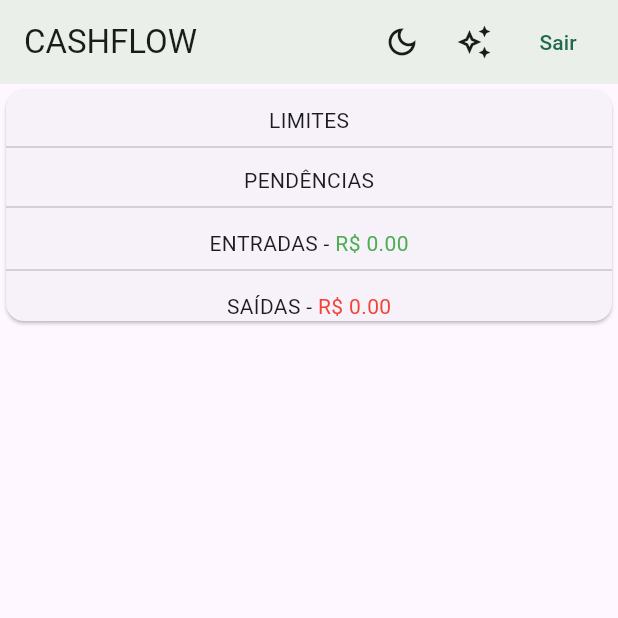
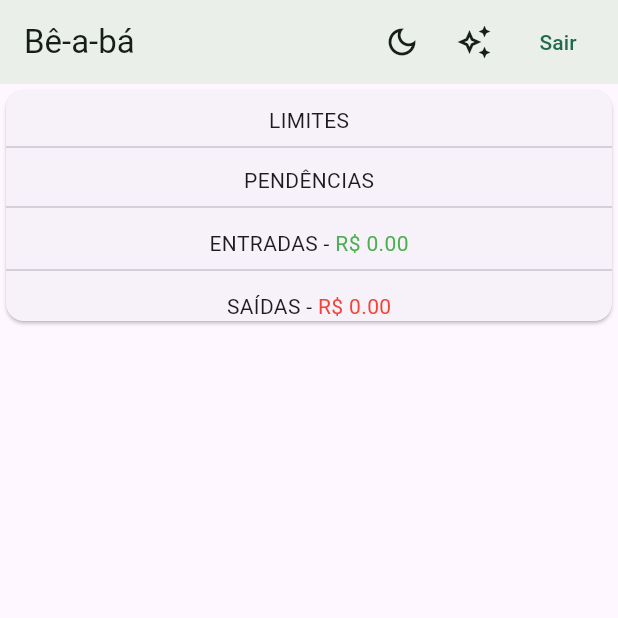
Before and after one commit to sgtux/cashflow-app, a Flutter app: the screen it shows after launch, on a phone screen of 412 x 824 dp, the top half of it. Run offline on Flutter 3.47's test engine with Material 3 defaults, Android fonts, the light colour scheme and no system bars; our stand-ins replace font_awesome_flutter, google_sign_in, localstorage; accounts and stored records are empty; network calls fail.

Commit message:
Ajuste no nome e no ícone do app

```diff
--- a/lib/main.dart
+++ b/lib/main.dart
@@ -43,7 +43,7 @@ class MyApp extends StatelessWidget {
   @override
   Widget build(BuildContext context) {
     return MaterialApp(
-      title: 'Cashflow App',
+      title: 'Bê-a-bá da Grana',
       theme: ThemeData(primarySwatch: Colors.green),
       initialRoute: Routes.splash,
       routes: {
--- a/lib/src/components/v2/v2_menu.dart
+++ b/lib/src/components/v2/v2_menu.dart
@@ -94,7 +94,7 @@ class V2Menu extends StatelessWidget {
           children: [
             Padding(
               padding: const EdgeInsets.fromLTRB(28, 16, 16, 8),
-              child: Text('CASHFLOW',
+              child: Text('Bê-a-bá da Grana',
                   style: theme.textTheme.titleLarge?.copyWith(
                       fontWeight: FontWeight.bold, color: scheme.primary)),
             ),
--- a/lib/src/pages/home.dart
+++ b/lib/src/pages/home.dart
@@ -71,7 +71,7 @@ class _HomeState extends State<Home> {
             child: Theme(
               data: theme,
               child: AppBar(
-                title: const Text("CASHFLOW"),
+                title: const Text("Bê-a-bá"),
                 actions: [
                   IconButton(
                     tooltip: isDark ? 'Usar tema claro' : 'Usar tema escuro',
--- a/lib/src/pages/login.dart
+++ b/lib/src/pages/login.dart
@@ -30,7 +30,7 @@ class _LoginState extends State<Login> {
 
     return Scaffold(
         appBar: AppBar(
-          title: const Text("Cashflow"),
+          title: const Text("Bê-a-bá da Grana"),
         ),
         body: Center(
             child: Container(
--- a/lib/src/pages/login_v2.dart
+++ b/lib/src/pages/login_v2.dart
@@ -207,7 +207,7 @@ class _LoginV2BodyState extends State<_LoginV2Body> {
         ),
         const SizedBox(height: 20),
         Text(
-          'Bem-vindo ao Cashflow',
+          'Bem-vindo ao Bê-a-bá da Grana',
           textAlign: TextAlign.center,
           style: theme.textTheme.headlineSmall
               ?.copyWith(fontWeight: FontWeight.bold),
```
Also changed, not shown: 37 other files.
